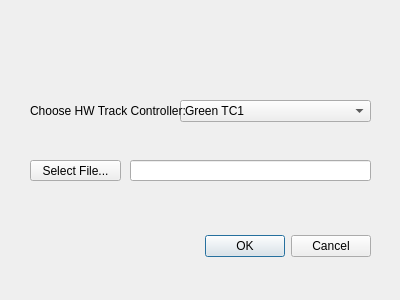
Qt form HWTrackController/hwplcui.ui (marmysl/ece1140) before a commit.
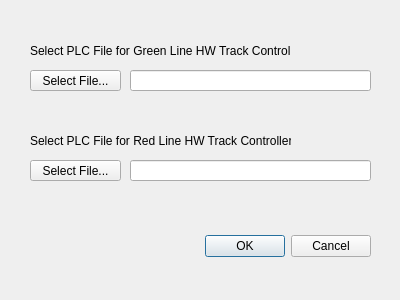
The same form after that commit.

```diff
--- a/HWTrackController/hwplcui.ui
+++ b/HWTrackController/hwplcui.ui
@@ -29,7 +29,56 @@
     <set>QDialogButtonBox::Cancel|QDialogButtonBox::Ok</set>
    </property>
   </widget>
-  <widget class="QPushButton" name="pushButton">
+  <widget class="QPushButton" name="greenButton">
+   <property name="geometry">
+    <rect>
+     <x>30</x>
+     <y>70</y>
+     <width>91</width>
+     <height>21</height>
+    </rect>
+   </property>
+   <property name="text">
+    <string>Select File...</string>
+   </property>
+  </widget>
+  <widget class="QLabel" name="greenLabel">
+   <property name="geometry">
+    <rect>
+     <x>30</x>
+     <y>40</y>
+     <width>261</width>
+     <height>21</height>
+    </rect>
+   </property>
+   <property name="text">
+    <string>Select PLC File for Green Line HW Track Controller:</string>
+   </property>
+  </widget>
+  <widget class="QLineEdit" name="greenFile">
+   <property name="geometry">
+    <rect>
+     <x>130</x>
+     <y>70</y>
+     <width>241</width>
+     <height>21</height>
+    </rect>
+   </property>
+  </widget>
+  <widget class="QLabel" name="redLabel">
+   <property name="geometry">
+    <rect>
+     <x>30</x>
+     <y>130</y>
+     <width>261</width>
+     <height>21</height>
+    </rect>
+   </property>
+   <property name="text">
+    <string>Select PLC File for Red Line HW Track Controller:</string>
+   </property>
+  </widget>
+  <widget class="QPushButton" name="redButton">
    <property name="geometry">
     <rect>
      <x>30</x>
@@ -42,50 +91,7 @@
     <string>Select File...</string>
    </property>
   </widget>
-  <widget class="QComboBox" name="comboBox">
-   <property name="geometry">
-    <rect>
-     <x>180</x>
-     <y>100</y>
-     <width>191</width>
-     <height>22</height>
-    </rect>
-   </property>
-   <item>
-    <property name="text">
-     <string>Green TC1</string>
-    </property>
-   </item>
-   <item>
-    <property name="text">
-     <string>Red TC1</string>
-    </property>
-   </item>
-   <item>
-    <property name="text">
-     <string>Blue TC1</string>
-    </property>
-   </item>
-   <item>
-    <property name="text">
-     <string>Purple TC1</string>
-    </property>
-   </item>
-  </widget>
-  <widget class="QLabel" name="label">
-   <property name="geometry">
-    <rect>
-     <x>30</x>
-     <y>100</y>
-     <width>171</width>
-     <height>21</height>
-    </rect>
-   </property>
-   <property name="text">
-    <string>Choose HW Track Controller:</string>
-   </property>
-  </widget>
-  <widget class="QLineEdit" name="fileName">
+  <widget class="QLineEdit" name="redFile">
    <property name="geometry">
     <rect>
      <x>130</x>
```
